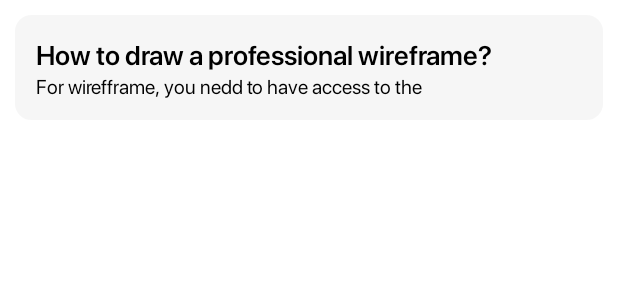
After one commit to Gajanand9608/NotesApp, an Android app: the layout note_item.xml on its own in the app's theme, with its tools: preview values and no code run, on a phone screen of 412 x 824 dp. The commit adds this screen. Shown: the top 300 px of the screen. Run offline under Robolectric (Android 15) with nearby library versions, the phone set to English and light mode, and no system bars; network calls fail.

Commit message:
main screen, bindObservers, ListAdapter+RecyclerView

```diff
--- /dev/null
+++ b/app/src/main/res/layout/note_item.xml
@@ -0,0 +1,35 @@
+<?xml version="1.0" encoding="utf-8"?>
+<androidx.constraintlayout.widget.ConstraintLayout xmlns:android="http://schemas.android.com/apk/res/android"
+    android:layout_width="match_parent"
+    android:layout_height="wrap_content"
+    xmlns:app="http://schemas.android.com/apk/res-auto"
+    android:layout_margin="8dp"
+    android:background="@drawable/note_background"
+    android:padding="16dp">
+    <TextView
+        android:id="@+id/title"
+        android:layout_width="match_parent"
+        android:layout_height="wrap_content"
+        android:fontFamily="@font/sf_pro_display_semibold"
+        android:textColor="#000"
+        android:textSize="18sp"
+        android:text="How to draw a professional wireframe?"
+        app:layout_constraintTop_toTopOf="parent"
+        app:layout_constraintStart_toStartOf="parent"
+        app:layout_constraintEnd_toEndOf="parent"
+        />
+
+    <TextView
+        android:id="@+id/desc"
+        android:layout_width="match_parent"
+        android:layout_height="wrap_content"
+        android:fontFamily="@font/sf_pro_display_regular"
+        android:textColor="#000"
+        android:textSize="13sp"
+        android:text="For wirefframe, you nedd to have access to the "
+        app:layout_constraintTop_toBottomOf="@+id/title"
+        app:layout_constraintStart_toStartOf="parent"
+        app:layout_constraintEnd_toEndOf="parent"
+        />
+
+</androidx.constraintlayout.widget.ConstraintLayout>
```
Also changed, not shown: app/src/main/java/com/example/notesapplication/MainFragment.kt (+41 -9 lines), app/src/main/java/com/example/notesapplication/NoteAdapter.kt (added, +42 -0 lines), app/src/main/java/com/example/notesapplication/repository/NotesRepository.kt (added, +60 -0 lines), app/src/main/java/com/example/notesapplication/utils/NoteViewModel.kt (added, +38 -0 lines), app/src/main/res/layout/fragment_main.xml (+53 -5 lines).
